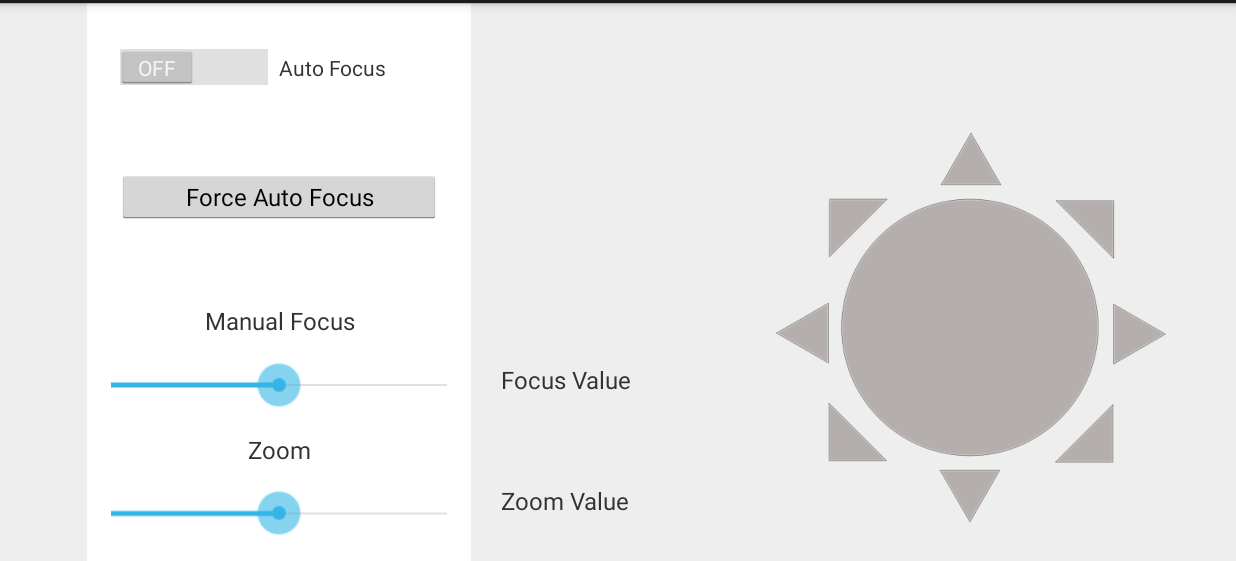
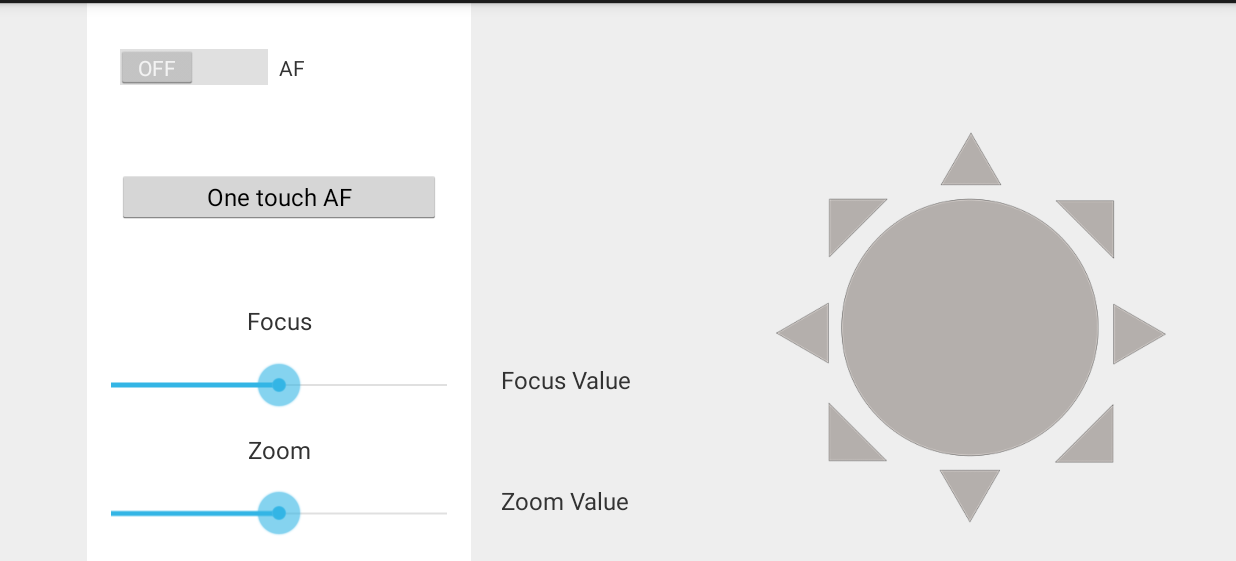
Before and after one commit to mwielondek/vicam, an Android app: the screen it shows after launch (MainActivity), on a phone screen of 824 x 412 dp (held sideways), the part 57-618 px from its top. Run offline under Robolectric (Android 15) with nearby library versions, the phone set to English and light mode, and no system bars; our stand-ins replace ButterKnife, Dagger/Hilt's generated code; libraries missing offline, so code that uses them is left out: com.j256.ormlite; 3 statements that could not run were skipped.

Commit message:
Updated strings.

```diff
--- a/camera/src/main/res/layout/activity_main.xml
+++ b/camera/src/main/res/layout/activity_main.xml
@@ -71,7 +71,7 @@
                         <TextView
                                 android:layout_width="match_parent"
                                 android:layout_height="match_parent"
-                                android:text="@string/auto_focus"
+                                android:text="@string/autofocus"
                                 android:id="@+id/textView"
                                 android:gravity="left|center"
                                 />
@@ -99,7 +99,7 @@
                         android:layout_weight="1.2">
                 </LinearLayout>
                 <Button
-                        android:text="@string/force_auto_focus"
+                        android:text="@string/force_autofocus"
                         android:layout_width="match_parent"
                         android:layout_height="match_parent"
                         android:padding="0dp"
@@ -255,7 +255,7 @@
                     android:layout_weight="0.3"
                     >
                 <ImageView
-                        android:contentDescription="@string/image_description"
+                        android:contentDescription="@string/touchpad_description"
                         android:layout_width="match_parent"
                         android:layout_height="match_parent"
                         android:gravity="right|bottom"
--- a/camera/src/main/res/values/strings.xml
+++ b/camera/src/main/res/values/strings.xml
@@ -2,22 +2,21 @@
 <resources>
 
     <string name="app_name">VICAM</string>
-    <string name="auto_focus">Auto Focus</string>
+    <string name="autofocus">AF</string>
     <string name="change_preset">Change Preset</string>
-    <string name="manual_focus">Manual Focus</string>
-    <string name="force_auto_focus">Force Auto Focus</string>
-    <string name="title_section1">Section 1</string>
-    <string name="title_section2">Section 2</string>
-    <string name="title_section3">Section 3</string>
+    <string name="manual_focus">Focus</string>
+    <string name="force_autofocus">One touch AF</string>
+    <string name="title_section1">Preset 1</string>
+    <string name="title_section2">Preset 2</string>
+    <string name="title_section3">Preset 3</string>
     <string name="action_settings">Settings</string>
     <string name="action_about">About</string>
     <string name="text_zoom">Zoom</string>
     <string name="action_save_preset">Save Preset</string>
     <string name="action_sync_presets">Sync w/ Server</string>
-    <string name="action_change_camera">Change Camera</string>
     <string name="drawer_open">Open</string>
     <string name="drawer_close">Close</string>
-    <string name="image_description">something something</string>
+    <string name="touchpad_description">Camera touchpad</string>
     <string name="title_activity_settings">Settings</string>
     <string name="hello_world">Hello world!</string>
     <string name="sync_server">Sync server</string>
```
